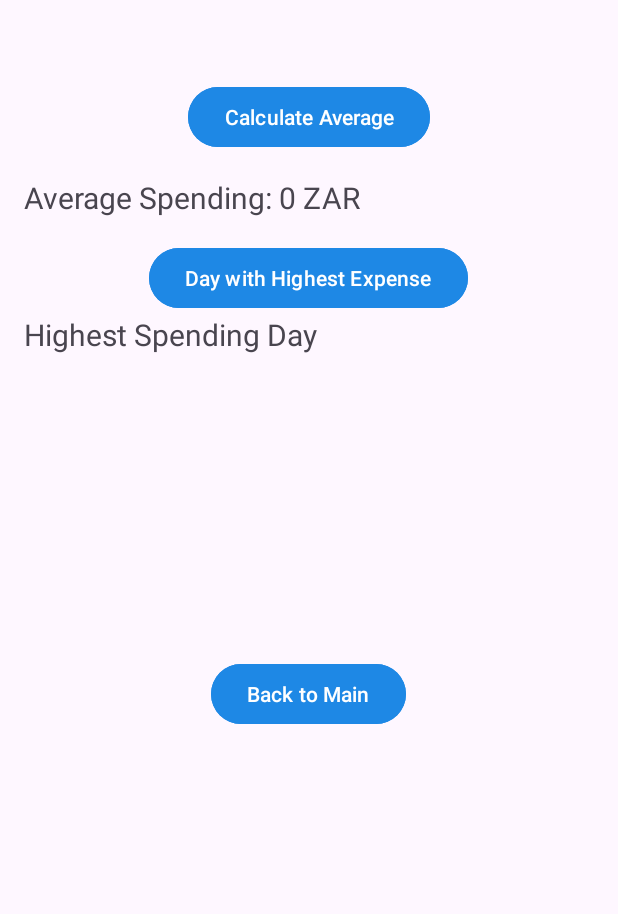
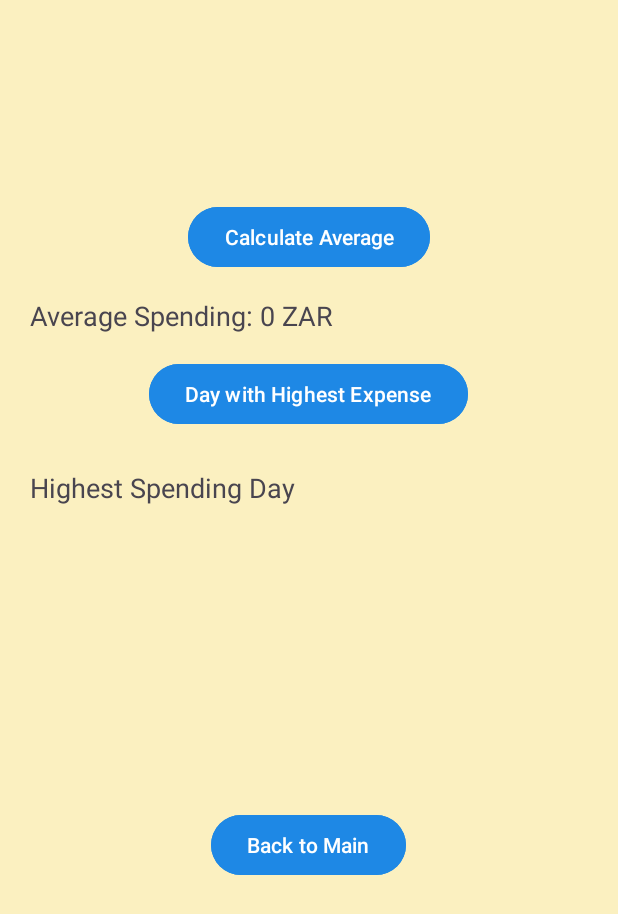
Before and after one commit to ST10461142-Erik/ST10461142_IMAD5112_Practicum, an Android app: the DetailedViewScreen screen opened directly, with no data from a screen before it, on a phone screen of 412 x 824 dp. Shown: the top 914 px of the screen. Run offline under Robolectric (Android 15) with nearby library versions, the phone set to English and light mode, and no system bars.

Commit message:
Final Commit

```diff
--- a/app/src/main/AndroidManifest.xml
+++ b/app/src/main/AndroidManifest.xml
@@ -27,6 +27,10 @@
                 <category android:name="android.intent.category.LAUNCHER" />
             </intent-filter>
         </activity>
+
+        <meta-data
+            android:name="preloaded_fonts"
+            android:resource="@array/preloaded_fonts" />
     </application>
 
 </manifest>
--- a/app/src/main/res/layout/activity_detailed_view_screen.xml
+++ b/app/src/main/res/layout/activity_detailed_view_screen.xml
@@ -6,7 +6,8 @@
     android:layout_width="match_parent"
     android:layout_height="match_parent"
     android:orientation="vertical"
-    android:padding="16dp"
+    android:padding="20dp"
+    android:background="#FBF0C0"
     tools:context=".DetailedViewScreen">
 
     <!-- Details Section -->
@@ -16,10 +17,14 @@
         android:layout_height="wrap_content"
         android:layout_marginBottom="16dp"
         android:text="Details will appear here"
-        android:textSize="16sp"
+        android:textSize="18sp"
         android:visibility="visible" />
 
     <!-- Calculate Average Button -->
+    <Space
+        android:layout_width="match_parent"
+        android:layout_height="73dp" />
+
     <Button
         android:id="@+id/btnCalculateAverage"
         android:layout_width="wrap_content"
@@ -35,7 +40,7 @@
         android:layout_height="wrap_content"
         android:layout_marginTop="16dp"
         android:text="Average Spending: 0 ZAR"
-        android:textSize="20sp" />
+        android:textSize="18sp" />
 
     <!-- Highest Spending Day Button -->
     <Button
@@ -49,12 +54,16 @@
 
     <!-- Back to Main Button -->
 
+    <Space
+        android:layout_width="match_parent"
+        android:layout_height="26dp" />
+
     <TextView
         android:id="@+id/txtHighest"
         android:layout_width="match_parent"
         android:layout_height="wrap_content"
         android:text="Highest Spending Day"
-        android:textSize="20sp" />
+        android:textSize="18sp" />
 
     <Space
         android:layout_width="match_parent"
--- a/app/src/main/res/layout/activity_main.xml
+++ b/app/src/main/res/layout/activity_main.xml
@@ -5,6 +5,8 @@
     android:layout_width="match_parent"
     android:layout_height="match_parent"
     android:orientation="vertical"
+    android:background="#FBF0C0"
+    android:padding="20dp"
     tools:context=".MainActivity">
 
     <Space
--- a/app/src/main/res/values/colors.xml
+++ b/app/src/main/res/values/colors.xml
@@ -5,4 +5,5 @@
     <color name="blue">#0000FF</color> <!-- Standard blue -->
     <color name="light_blue">#1E88E5</color> <!-- Light blue color -->
     <color name="gray">#808080</color> <!-- or use another gray shade -->
+    <color name="beige">#FBF0C0</color>
 </resources>
```
Also changed, not shown: app/src/main/res/layout/activity_splash_screen.xml (+14 -9 lines).
